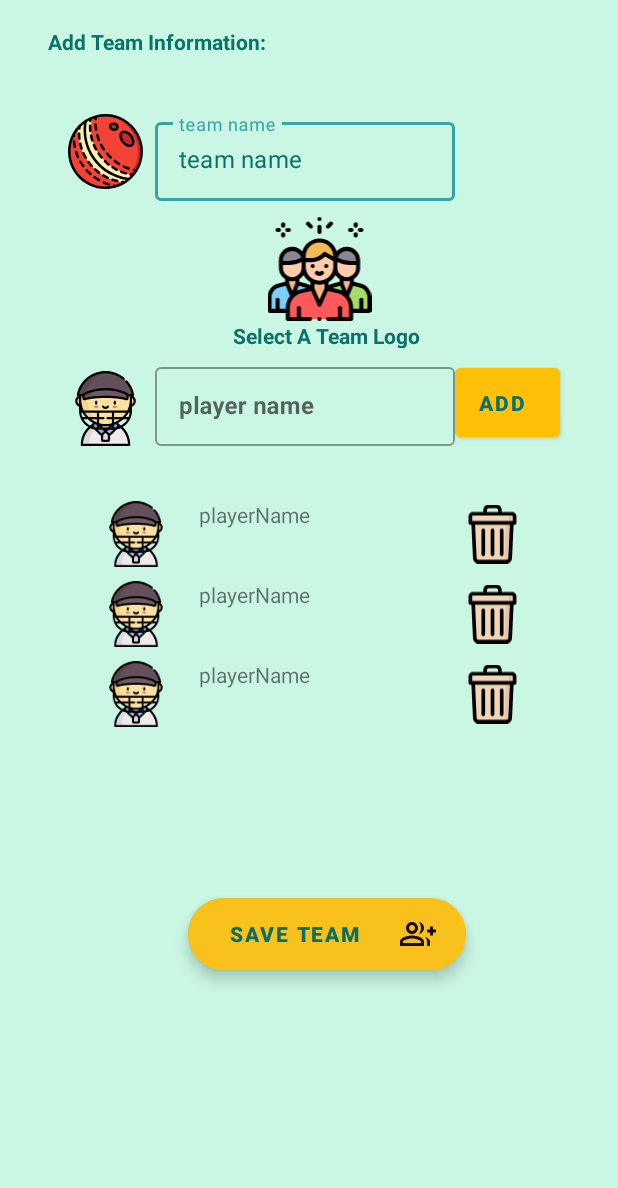
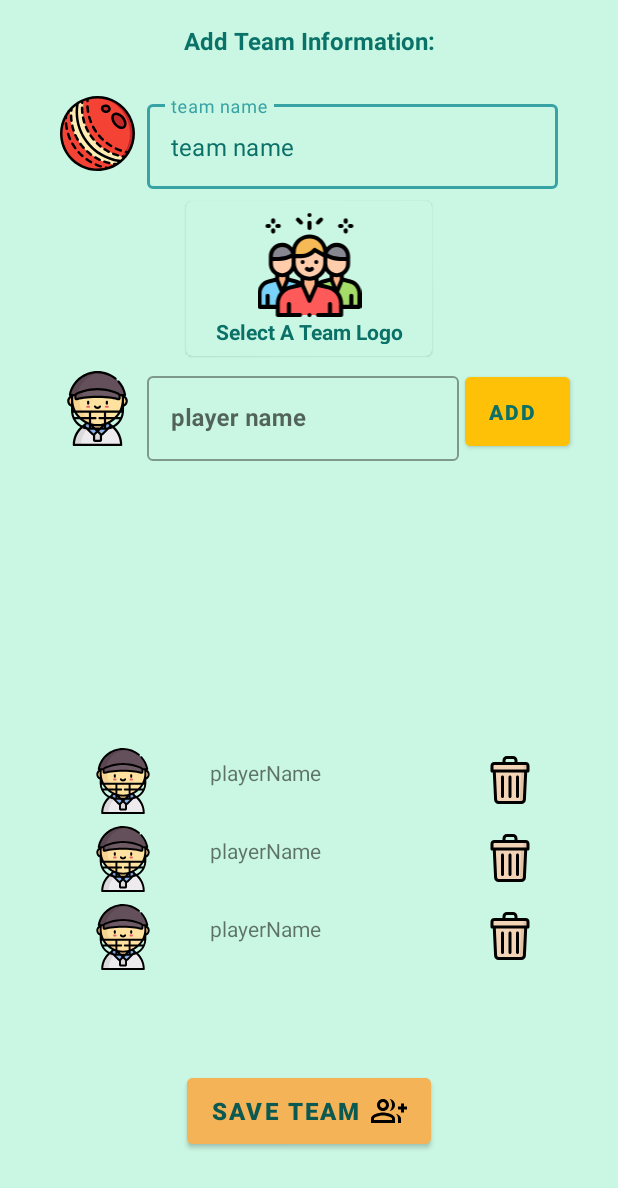
Before and after one commit to NazmulHaqueLimon/ScoreBoard2, an Android app: the layout fragment_team.xml on its own in the app's theme, with its tools: preview values and no code run, on a phone screen of 412 x 824 dp. Shown: the top 1188 px of the screen. Run offline under Robolectric (Android 15) with nearby library versions, the phone set to English and light mode, and no system bars.

Commit message:
design improved

```diff
--- a/app/src/main/java/com/example/scoreboard/fragments/ScoringFragment.kt
+++ b/app/src/main/java/com/example/scoreboard/fragments/ScoringFragment.kt
@@ -294,6 +294,7 @@ class ScoringFragment : Fragment() {
     }
 
 
+    @OptIn(ExperimentalCoroutinesApi::class)
     private fun setListPopupWide(){
         val listPopupWindowWide = ListPopupWindow(requireContext(), null, R.attr.listPopupWindowStyle)
 
@@ -355,7 +356,6 @@ class ScoringFragment : Fragment() {
                 "+bat" ->
                     openScoringOptions("nbBAT")
 
-
             }
             // Dismiss popup.
             listPopupWindowNb.dismiss()
--- a/app/src/main/res/layout/fragment_new_match.xml
+++ b/app/src/main/res/layout/fragment_new_match.xml
@@ -325,7 +325,6 @@
             android:id="@+id/create_match_button"
             android:layout_width="0dp"
             android:layout_height="wrap_content"
-
             android:backgroundTint="@color/buttons"
             android:drawableEnd="@drawable/ic_sports_cricket_black_24dp"
             android:paddingTop="10dp"
--- a/app/src/main/res/layout/fragment_team.xml
+++ b/app/src/main/res/layout/fragment_team.xml
@@ -9,39 +9,35 @@
             name="viewmodel"
             type="com.example.scoreboard.viewmodels.MatchViewModel" />
     </data>
-    <ScrollView
+    <androidx.constraintlayout.widget.ConstraintLayout
         android:layout_width="match_parent"
         android:layout_height="match_parent"
         android:background="@color/themeB2">
 
-        <androidx.constraintlayout.widget.ConstraintLayout
-            android:layout_width="match_parent"
-            android:layout_height="wrap_content"
-            >
-
         <TextView
             android:id="@+id/titleText"
-                android:layout_width="159dp"
+            android:layout_width="0dp"
             android:layout_height="24dp"
-                android:layout_marginStart="32dp"
-                android:layout_marginTop="8dp"
-                android:layout_marginBottom="8dp"
+            android:layout_marginTop="16dp"
             android:text="@string/add_team_information"
             android:textColor="#0A7369"
+            android:textAlignment="center"
             android:textStyle="bold"
-                app:layout_constraintBottom_toTopOf="@+id/constraintLayout4"
-                app:layout_constraintStart_toStartOf="parent"
+            android:textSize="16sp"
+            app:layout_constraintEnd_toEndOf="@+id/constraintLayout4"
+            app:layout_constraintStart_toStartOf="@+id/constraintLayout4"
             app:layout_constraintTop_toTopOf="parent" />
 
 
         <androidx.constraintlayout.widget.ConstraintLayout
             android:id="@+id/constraintLayout4"
-                android:layout_width="353dp"
-                android:layout_height="245dp"
-                android:layout_marginTop="60dp"
+            android:layout_width="0dp"
+            android:layout_height="wrap_content"
+            android:layout_marginTop="8dp"
+            android:layout_marginHorizontal="24dp"
             app:layout_constraintEnd_toEndOf="parent"
             app:layout_constraintStart_toStartOf="parent"
-                app:layout_constraintTop_toTopOf="parent">
+            app:layout_constraintTop_toBottomOf="@+id/titleText">
 
             <ImageView
                 android:id="@+id/icon_team"
@@ -53,52 +49,81 @@
                 app:layout_constraintTop_toTopOf="parent"
                 app:srcCompat="@drawable/ic_cricket__red_ball" />
 
+            <com.google.android.material.textfield.TextInputLayout
+                android:id="@+id/team_name_txt"
+                style="@style/Widget.MaterialComponents.TextInputLayout.OutlinedBox"
+                android:layout_width="0dp"
+                android:layout_height="wrap_content"
+                android:layout_marginStart="8dp"
+                android:layout_marginEnd="16dp"
+                android:layout_marginTop="16dp"
+                android:hint="team name"
+                android:textColorHint="#1C1616"
+                app:layout_constraintEnd_toEndOf="parent"
+                app:layout_constraintStart_toEndOf="@+id/icon_team"
+                app:layout_constraintTop_toTopOf="parent">
+
+                <com.google.android.material.textfield.TextInputEditText
+                    android:id="@+id/team_name"
+                    android:layout_width="match_parent"
+                    android:layout_height="wrap_content"
+                    android:hint="team name"
+                    android:inputType="text"
+                    android:textColor="#0B7168"
+                    android:textColorHint="#0B7168"
+                    tools:ignore="TouchTargetSizeCheck" />
+            </com.google.android.material.textfield.TextInputLayout>
+            <com.google.android.material.card.MaterialCardView
+                android:id="@+id/imageSelectorCv"
+                android:layout_width="0dp"
+                android:layout_height="wrap_content"
+                android:layout_marginHorizontal="100dp"
+                android:elevation="6dp"
+                android:layout_marginTop="8dp"
+                android:layout_marginBottom="8dp"
+                android:backgroundTint="@color/themeB2"
+                app:layout_constraintBottom_toTopOf="@+id/player_name_txt"
+                app:layout_constraintEnd_toEndOf="parent"
+                app:layout_constraintStart_toStartOf="parent"
+                app:layout_constraintTop_toBottomOf="@+id/team_name_txt">
+                <androidx.constraintlayout.widget.ConstraintLayout
+                    android:layout_width="match_parent"
+                    android:layout_height="wrap_content">
 
                     <ImageView
                         android:id="@+id/teamLogo"
                         android:layout_width="71dp"
                         android:layout_height="69dp"
                         android:elevation="6dp"
-                    app:layout_constraintBottom_toTopOf="@+id/player_name_txt"
+                        android:layout_marginTop="8dp"
                         app:layout_constraintEnd_toEndOf="parent"
-                    app:layout_constraintHorizontal_bias="0.524"
                         app:layout_constraintStart_toStartOf="parent"
-                    app:layout_constraintTop_toBottomOf="@+id/team_name_txt"
-                    app:layout_constraintVertical_bias="0.29"
-                    app:srcCompat="@drawable/ic_group">
+                        app:layout_constraintTop_toTopOf="parent"
+                        app:srcCompat="@drawable/ic_group" />
+                    <TextView
+                        android:id="@+id/logoTitleText"
+                        android:layout_width="0dp"
+                        android:layout_height="18dp"
+                        android:textAlignment="center"
+                        android:text="@string/select_a_logo"
+                        android:layout_marginHorizontal="4dp"
+                        android:textColor="#0B7168"
+                        android:textStyle="bold"
+                        android:layout_marginBottom="8dp"
+                        app:layout_constraintBottom_toBottomOf="parent"
+                        app:layout_constraintTop_toBottomOf="@+id/teamLogo"
+                        app:layout_constraintStart_toStartOf="parent"
+                        app:layout_constraintEnd_toEndOf="parent"/>
+                </androidx.constraintlayout.widget.ConstraintLayout>
 
-                </ImageView>
-
-                <com.google.android.material.textfield.TextInputLayout
-                    android:id="@+id/team_name_txt"
-                    style="@style/Widget.MaterialComponents.TextInputLayout.OutlinedBox"
-                    android:layout_width="200dp"
-                    android:layout_height="58dp"
-                    android:layout_marginStart="8dp"
-                    android:layout_marginTop="16dp"
-                    android:hint="team name"
-                    android:textColorHint="#1C1616"
-                    app:helperText="type your team name"
-                    app:layout_constraintStart_toEndOf="@+id/icon_team"
-                    app:layout_constraintTop_toTopOf="parent">
-
-                    <com.google.android.material.textfield.TextInputEditText
-                        android:id="@+id/team_name"
-                        android:layout_width="match_parent"
-                        android:layout_height="match_parent"
-                        android:hint="team name"
-                        android:inputType="text"
-                        android:textColor="#0B7168"
-                        android:textColorHint="#0B7168"
-                        tools:ignore="TouchTargetSizeCheck" />
-                </com.google.android.material.textfield.TextInputLayout>
+            </com.google.android.material.card.MaterialCardView>
 
             <ImageView
                 android:id="@+id/icon_player"
                 android:layout_width="50dp"
                 android:layout_height="50dp"
                 android:layout_marginStart="16dp"
-                    android:layout_marginBottom="8dp"
+                android:layout_marginBottom="16dp"
                 app:layout_constraintBottom_toBottomOf="parent"
                 app:layout_constraintStart_toStartOf="parent"
                 app:srcCompat="@drawable/ic_cricket__3_batsman" />
@@ -106,15 +131,17 @@
             <com.google.android.material.textfield.TextInputLayout
                 android:id="@+id/player_name_txt"
                 style="@style/Widget.MaterialComponents.TextInputLayout.OutlinedBox"
-                    android:layout_width="200dp"
-                    android:layout_height="58dp"
+                android:layout_width="0dp"
+                android:layout_height="wrap_content"
                 android:layout_marginStart="8dp"
                 android:layout_marginBottom="8dp"
+                android:layout_marginEnd="4dp"
                 android:hint="player name"
                 app:hintTextColor="#0B7168"
-                    app:helperText="team name"
                 app:layout_constraintBottom_toBottomOf="parent"
-                    app:layout_constraintStart_toEndOf="@+id/icon_player">
+                app:layout_constraintEnd_toStartOf="@+id/buttonAdd"
+                app:layout_constraintStart_toEndOf="@+id/icon_player"
+                app:layout_constraintTop_toTopOf="@+id/icon_player">
 
                 <com.google.android.material.textfield.TextInputEditText
                     android:id="@+id/player_name"
@@ -130,74 +157,63 @@
                 android:id="@+id/buttonAdd"
                 android:layout_width="70dp"
                 android:layout_height="58dp"
+                android:layout_marginEnd="8dp"
                 android:layout_marginBottom="8dp"
                 android:backgroundTint="#FFC107"
                 android:text="ADD"
                 android:textAlignment="textStart"
                 android:textColor="#0B7168"
                 android:textStyle="bold"
+                app:layout_constraintEnd_toEndOf="parent"
+                app:layout_constraintTop_toTopOf="@+id/player_name_txt"
+                app:strokeColor="#009688" />
+        </androidx.constraintlayout.widget.ConstraintLayout>
+
+        <androidx.constraintlayout.widget.ConstraintLayout
+            android:id="@+id/constraintLayout2"
+            android:layout_width="match_parent"
+            android:layout_height="0dp"
+            android:background="@color/themeB2"
             app:layout_constraintBottom_toBottomOf="parent"
-                    app:layout_constraintStart_toEndOf="@+id/player_name_txt"
-                    app:strokeColor="#009688" />
-
-                <TextView
-                    android:id="@+id/logoTitleText"
-                    android:layout_width="wrap_content"
-                    android:layout_height="18dp"
-                    android:layout_marginStart="24dp"
-                    android:text="@string/select_a_logo"
-                    android:textColor="#0B7168"
-                    android:textStyle="bold"
-                    app:layout_constraintBottom_toTopOf="@+id/player_name_txt"
             app:layout_constraintEnd_toEndOf="parent"
             app:layout_constraintStart_toStartOf="parent"
-                    app:layout_constraintTop_toBottomOf="@+id/teamLogo"
-                    app:layout_constraintVertical_bias="0.0" />
+            app:layout_constraintTop_toBottomOf="@+id/constraintLayout4">
+
+            <androidx.recyclerview.widget.RecyclerView
+                android:id="@+id/player_list_recycler"
+                android:layout_width="match_parent"
+                android:layout_height="wrap_content"
+                android:layout_marginStart="24dp"
+                android:layout_marginTop="8dp"
+                android:layout_marginEnd="24dp"
+                android:scrollbars="vertical"
+                app:layoutManager="androidx.recyclerview.widget.LinearLayoutManager"
+                app:layout_constraintBottom_toBottomOf="parent"
+                app:layout_constraintEnd_toEndOf="parent"
+                app:layout_constraintStart_toStartOf="parent"
+                app:layout_constraintTop_toTopOf="parent"
+                tools:listitem="@layout/player_item" />
+        </androidx.constraintlayout.widget.ConstraintLayout>
+
+        <Button
+            android:id="@+id/save_tram_fab"
+            android:layout_width="wrap_content"
+            android:layout_height="wrap_content"
+            android:layout_marginBottom="55dp"
+            android:backgroundTint="@color/buttons"
+            android:drawableEnd="@drawable/ic_group_add_black_24dp"
+            android:paddingTop="10dp"
+            android:paddingBottom="10dp"
+            android:text="@string/save_button_txt"
+            android:textColor="#0B5951"
+            android:textSize="16sp"
+            android:textStyle="bold"
+            app:layout_constraintBottom_toBottomOf="parent"
+            app:layout_constraintEnd_toEndOf="parent"
+            app:layout_constraintStart_toStartOf="parent"
+            />
 
 
     </androidx.constraintlayout.widget.ConstraintLayout>
 
-            <androidx.recyclerview.widget.RecyclerView
-                android:id="@+id/player_list_recycler"
-                android:layout_width="339dp"
-                android:layout_height="444dp"
-                android:layout_marginStart="32dp"
-                android:layout_marginTop="20dp"
-                android:layout_marginEnd="32dp"
-                android:scrollbars="vertical"
-                app:layoutManager="androidx.recyclerview.widget.LinearLayoutManager"
-                app:layout_constraintBottom_toBottomOf="parent"
-                app:layout_constraintEnd_toEndOf="parent"
-                app:layout_constraintHorizontal_bias="1.0"
-                app:layout_constraintStart_toStartOf="parent"
-                app:layout_constraintTop_toBottomOf="@+id/constraintLayout4"
-                tools:context="com.example.scoreboard.MainActivity"
-                tools:listitem="@layout/player_item" />
-
-            <com.google.android.material.floatingactionbutton.ExtendedFloatingActionButton
-                android:id="@+id/save_tram_fab"
-                android:layout_width="185dp"
-                android:layout_height="48dp"
-                android:layout_margin="16dp"
-                android:backgroundTint="#F8C11B"
-                android:contentDescription="@string/extended_fab_content_desc"
-                android:elevation="6dp"
-                android:text="@string/save_button_txt"
-                android:textAlignment="center"
-                android:textColor="#0B6E65"
-                android:textStyle="bold"
-                app:icon="@drawable/ic_group_add_black_24dp"
-                app:iconGravity="end"
-                app:iconTint="#1C0A0A"
-                app:layout_constraintBottom_toBottomOf="@+id/player_list_recycler"
-                app:layout_constraintEnd_toEndOf="@+id/player_list_recycler"
-                app:layout_constraintHorizontal_bias="0.564"
-                app:layout_constraintStart_toStartOf="@+id/player_list_recycler"
-                app:layout_constraintTop_toTopOf="@+id/player_list_recycler"
-                app:layout_constraintVertical_bias="0.707"
-                app:strokeColor="#009688" />
-
-
-        </androidx.constraintlayout.widget.ConstraintLayout>
-    </ScrollView>
 </layout>
--- a/app/src/main/res/layout/player_item.xml
+++ b/app/src/main/res/layout/player_item.xml
@@ -11,14 +11,17 @@
 
 <androidx.constraintlayout.widget.ConstraintLayout
     android:layout_width="match_parent"
-    android:layout_height="wrap_content">
+    android:layout_height="wrap_content"
+    android:layout_marginEnd="16dp"
+    android:layout_marginStart="16dp">
 
     <ImageView
         android:id="@+id/imageView6"
         android:layout_width="52dp"
         android:layout_height="44dp"
-        android:layout_marginStart="24dp"
-        android:layout_marginTop="8dp"
+        android:layout_marginStart="16dp"
+        android:layout_marginTop="4dp"
+        android:layout_marginBottom="4dp"
         app:layout_constraintBottom_toBottomOf="parent"
         app:layout_constraintStart_toStartOf="parent"
         app:layout_constraintTop_toTopOf="parent"
@@ -27,28 +30,30 @@
 
     <TextView
         android:id="@+id/textView5"
-        android:layout_width="wrap_content"
+        android:layout_width="0dp"
         android:layout_height="45dp"
         android:layout_marginStart="16dp"
-        android:layout_marginTop="8dp"
         android:text="@{player.name.toString()}"
-        app:layout_constraintBottom_toBottomOf="parent"
+        android:textAlignment="textStart"
+        android:paddingStart="16dp"
+        android:paddingTop="8dp"
+        android:layout_marginEnd="8dp"
+        app:layout_constraintBottom_toBottomOf="@+id/imageView6"
         app:layout_constraintEnd_toStartOf="@+id/imageView7"
         app:layout_constraintHorizontal_bias="0.0"
         app:layout_constraintStart_toEndOf="@+id/imageView6"
-        app:layout_constraintTop_toTopOf="parent"
+        app:layout_constraintTop_toTopOf="@+id/imageView6"
         app:layout_constraintVertical_bias="1.0"
         tools:text="playerName" />
 
     <ImageView
         android:id="@+id/imageView7"
-        android:layout_width="39dp"
-        android:layout_height="41dp"
-        android:layout_marginTop="8dp"
-        android:layout_marginEnd="32dp"
-        app:layout_constraintBottom_toBottomOf="parent"
+        android:layout_width="32dp"
+        android:layout_height="32dp"
+        android:layout_marginEnd="16dp"
+        app:layout_constraintBottom_toBottomOf="@+id/textView5"
         app:layout_constraintEnd_toEndOf="parent"
-        app:layout_constraintTop_toTopOf="parent"
+        app:layout_constraintTop_toTopOf="@+id/textView5"
         app:srcCompat="@drawable/ic_trash__1_" />
 </androidx.constraintlayout.widget.ConstraintLayout>
 </layout>
```
Lines whose indentation alone changed are shown as unchanged.
